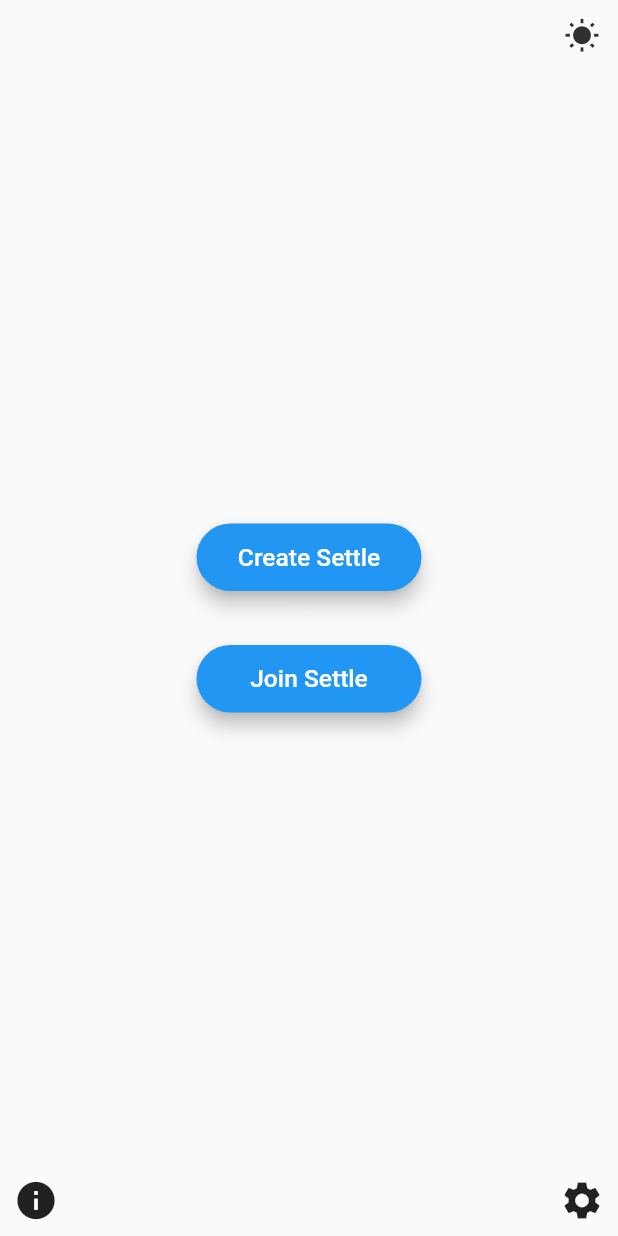
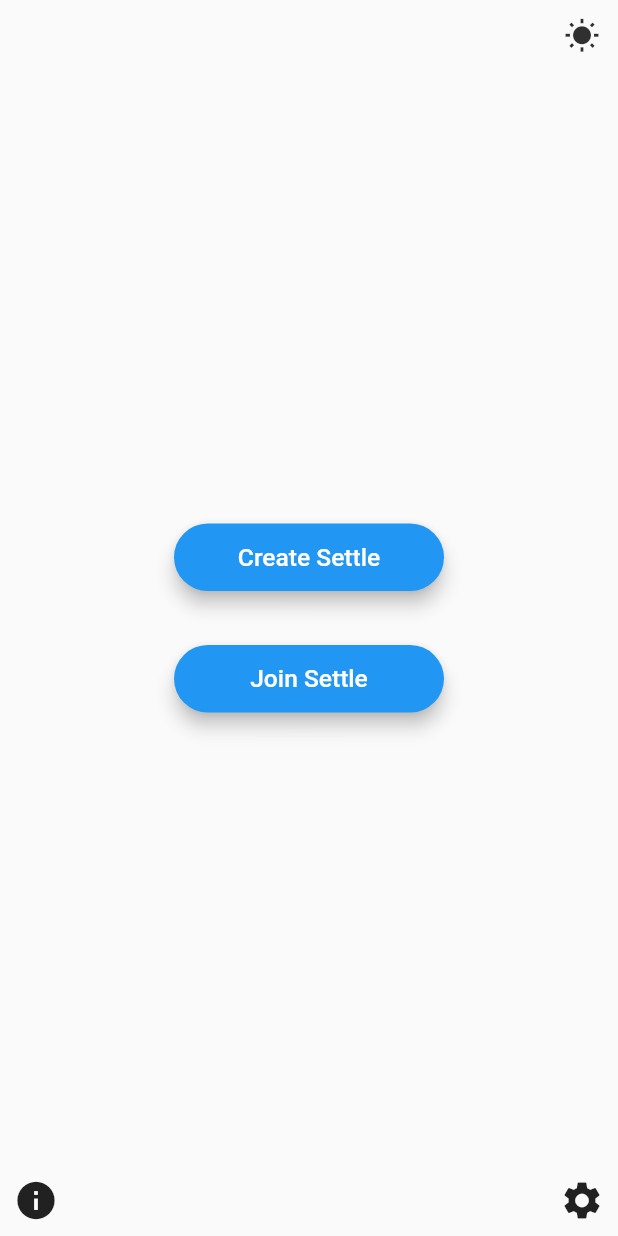
Before and after one commit to lilbroadam/Settle, a Flutter app: the screen it shows after launch, on a phone screen of 412 x 824 dp. Run offline on Flutter 3.47's test engine with Material 2 defaults, Android fonts, the light colour scheme and no system bars; our stand-ins replace device_info, flutter_spinkit, google_fonts, material_design_icons_flutter, share, shared_preferences and 1 more; missing offline and left inert: animated_dialog_box, groovin_widgets.

Commit message:
code clean up

```diff
--- a/Flutter/lib/AppTheme.dart
+++ b/Flutter/lib/AppTheme.dart
@@ -1,11 +1,10 @@
 import 'package:flutter/material.dart';
-
 import 'app_localizations.dart';
 
 class AppTheme {
   static final double boxWidth = 55;
   static final double boxHeight = 50;
-  static final settleButtonWidth = 150.0;
+  static final settleButtonWidth = 180.0;
   static final settleButtonHeight = 45.0;
   static final settleButtonTextStyle = new TextStyle(
     fontSize: 16.4,
@@ -22,8 +21,7 @@ class AppTheme {
       backgroundColor: isDarkTheme ? Colors.black : Color(0xffF1F5FB),
       indicatorColor: isDarkTheme ? Color(0xff0E1D36) : Color(0xffCBDCF8),
       buttonColor: isDarkTheme ? Color(0xff3B3B3B) : Color(0xffF1F5FB),
-      // hintColor: isDarkTheme ? Color(0xff280C0B) : Color(0xffEECED3),
-      hintColor: Colors.red,
+      hintColor: isDarkTheme ? Color(0xff280C0B) : Color(0xffEECED3),
       highlightColor: isDarkTheme ? Color(0xff2C949A) : Color(0xff95F0F5),
       hoverColor: isDarkTheme ? Color(0xff3A3A3B) : Color(0xff4285F4),
       focusColor: isDarkTheme ? Color(0xff0B2512) : Color(0xffA8DAB5),
@@ -51,8 +49,11 @@ class AppTheme {
         ),
         color: Colors.blue,
         onPressed: fun,
-        child: Text(AppLocalizations.of(context).translate(text),
-            style: settleButtonTextStyle),
+        child: Text(
+          AppLocalizations.of(context).translate(text),
+          style: settleButtonTextStyle,
+          textAlign: TextAlign.center,
+        ),
       ),
     );
   }
@@ -72,4 +73,20 @@ class AppTheme {
             ),
             onPressed: fun));
   }
+
+  static RaisedButton rawButton(
+      BuildContext context, String text, Function fun) {
+    return RaisedButton(
+      elevation: 5,
+      shape: RoundedRectangleBorder(
+        borderRadius: BorderRadius.circular(40),
+      ),
+      color: Colors.blue,
+      child: Text(
+        AppLocalizations.of(context).translate(text),
+        style: TextStyle(color: Colors.white),
+      ),
+      onPressed: fun,
+    );
+  }
 }
--- a/Flutter/lib/NameScreen.dart
+++ b/Flutter/lib/NameScreen.dart
@@ -7,7 +7,6 @@ import 'JoinSettle.dart';
 import 'app_localizations.dart';
 
 class NameScreen extends StatefulWidget {
-  // final bool darkTheme;
   final DarkThemeProvider themeChange;
   final bool newSession;
   final context;
```
Also changed, not shown: Flutter/lib/CreateSettle.dart (+4 -34 lines).
